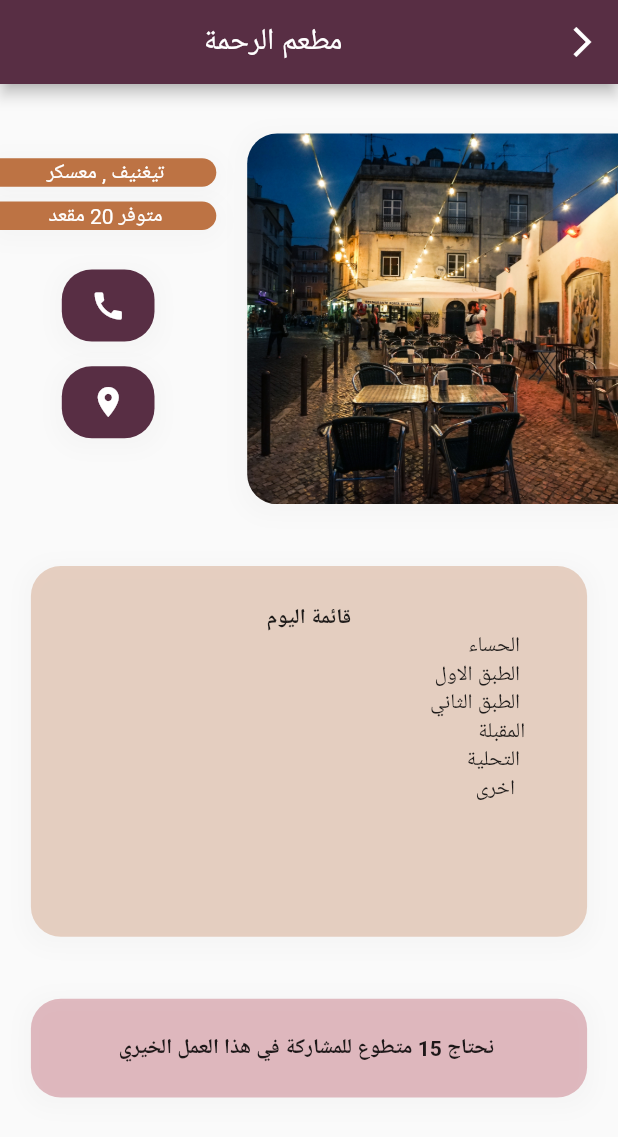
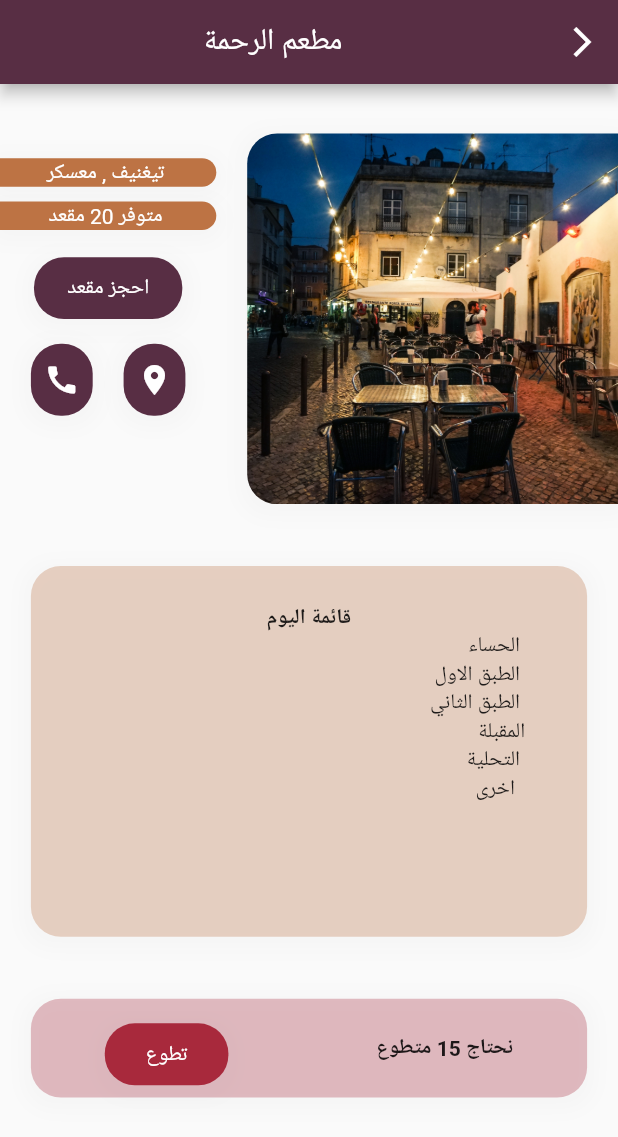
Before and after one commit to ScarX0/Flutter_Hackathon, a Flutter app: the restaurant_details screen opened directly, on a phone screen of 412 x 824 dp. Shown: the top 1137 px of the screen. Run offline on Flutter 3.47's test engine with Material 2 defaults, Android fonts, the phone set to English and light mode, and no system bars; our stand-ins replace flutter_typeahead.

Commit message:
rest show details

```diff
--- a/lib/Screens/accueil.dart
+++ b/lib/Screens/accueil.dart
@@ -2,10 +2,8 @@ import 'package:abir_sabil/Screens/restaurant_details.dart';
 import 'package:flutter/cupertino.dart';
 import 'package:flutter/material.dart';
 import 'dart:math' as math;
-
 import 'package:provider/provider.dart';
 import 'package:flutter_typeahead/flutter_typeahead.dart';
-
 import '../Providers/DzData.dart';
 
 class accueil extends StatefulWidget {
--- a/lib/Screens/restaurant_details.dart
+++ b/lib/Screens/restaurant_details.dart
@@ -88,7 +88,39 @@ class _restaurant_detailsState extends State<restaurant_details> {
                          ),
                          child: Center(child: Text('متوفر 20 مقعد ' ,style: TextStyle(color:Colors.white),))) ,
                     Container(
-                         width: sizee.width*0.15,
+                    child: InkWell(onTap: () {} ,
+                      child: Container(
+                        child: Center(child: Text('احجز مقعد' , style: TextStyle(color: Colors.white),),),
+                        width: sizee.width*0.24,
+                        height: sizee.height*0.05,
+                        margin: EdgeInsets.only(top: sizee.height*0.01),
+                        decoration: BoxDecoration(
+                          color: Color(0xff582e44) ,
+                          boxShadow: [
+                            BoxShadow(
+                              color: Colors.grey.withOpacity(0.05),
+                              spreadRadius: 5,
+                              blurRadius: 10,
+                              offset: const Offset(0, 3), // changes position of shadow
+                            ),
+                          ],
+                          borderRadius: const BorderRadius.all(
+                            Radius.circular(20),
+                          ),
+                        ),
+                      ),
+                    )
+                    ) ,
+
+
+                    Container(
+                      width: sizee.width*0.35,
+
+                      child: Row(
+                        mainAxisAlignment: MainAxisAlignment.spaceEvenly,
+                        children: [
+                        Container(
+                            width: sizee.width*0.1,
                             margin: EdgeInsets.symmetric(vertical: sizee.height*0.02),
                             decoration: BoxDecoration(
                               color: Color(0xff582e44) ,
@@ -115,7 +147,7 @@ class _restaurant_detailsState extends State<restaurant_details> {
                               },
                             ),)) ,
                         Container(
-                         width: sizee.width*0.15,
+                            width: sizee.width*0.1,
                             margin: EdgeInsets.symmetric(vertical: sizee.height*0.0),
                             decoration: BoxDecoration(
                               color: Color(0xff582e44) ,
@@ -141,6 +173,10 @@ class _restaurant_detailsState extends State<restaurant_details> {
 
                               },
                             ),)) ,
+                      ],),
+                    ),
+
+
                    ],)) ,
                 Container(
                   height: sizee.height*0.3,
@@ -224,7 +260,36 @@ class _restaurant_detailsState extends State<restaurant_details> {
               ),
             ),
             height: sizee.height*0.08,
-          child: Center(child: Text('نحتاج 15 متطوع للمشاركة في هذا العمل الخيري ' ,style: TextStyle(fontWeight: FontWeight.bold),),),) ,
+          child: Row(
+            mainAxisAlignment: MainAxisAlignment.spaceAround,
+            children: [
+              Container(
+                  child: InkWell(onTap: () {} ,
+                    child: Container(
+                      child: Center(child: Text('تطوع' , style: TextStyle(color: Colors.white),),),
+                      width: sizee.width*0.2,
+                      height: sizee.height*0.05,
+                      margin: EdgeInsets.only(top: sizee.height*0.01),
+                      decoration: BoxDecoration(
+                        color: Color(0xffa8293c) ,
+                        boxShadow: [
+                          BoxShadow(
+                            color: Colors.grey.withOpacity(0.05),
+                            spreadRadius: 5,
+                            blurRadius: 10,
+                            offset: const Offset(0, 3), // changes position of shadow
+                          ),
+                        ],
+                        borderRadius: const BorderRadius.all(
+                          Radius.circular(20),
+                        ),
+                      ),
+                    ),
+                  )
+              ) ,
+              Text('نحتاج 15 متطوع' ,style: TextStyle(fontWeight: FontWeight.bold),),
+            ],
+          ),) ,
         ],),
       ),
     );
--- a/lib/main.dart
+++ b/lib/main.dart
@@ -25,6 +25,7 @@ void main() {
       [DeviceOrientation.portraitUp, DeviceOrientation.portraitDown]);
   WidgetsFlutterBinding.ensureInitialized();
 
+
   runApp(MultiProvider(
     providers: [
       ListenableProvider<AuthService>(
@@ -37,7 +38,7 @@ void main() {
     child: MaterialApp(
         debugShowCheckedModeBanner: false,
         debugShowMaterialGrid: false,
-        home: Signin() // signin()
+        home: restaurant_details(title:"مطعم أمين") // signin()
         ),
   ));
 }
```
Lines whose indentation alone changed are shown as unchanged.
